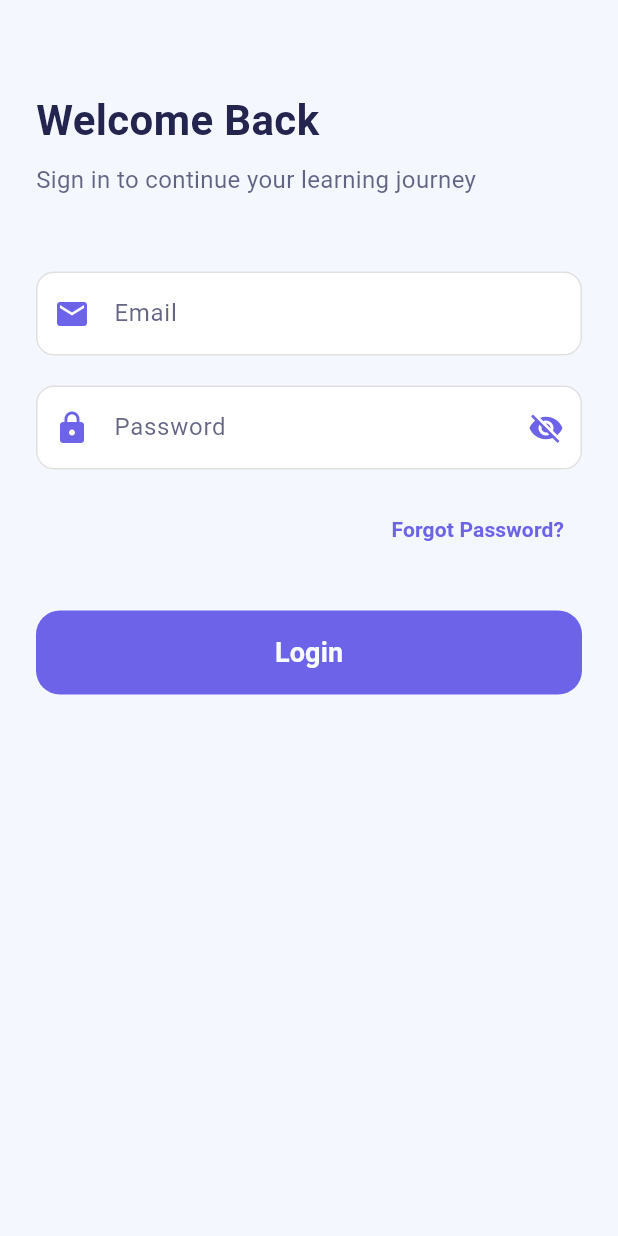
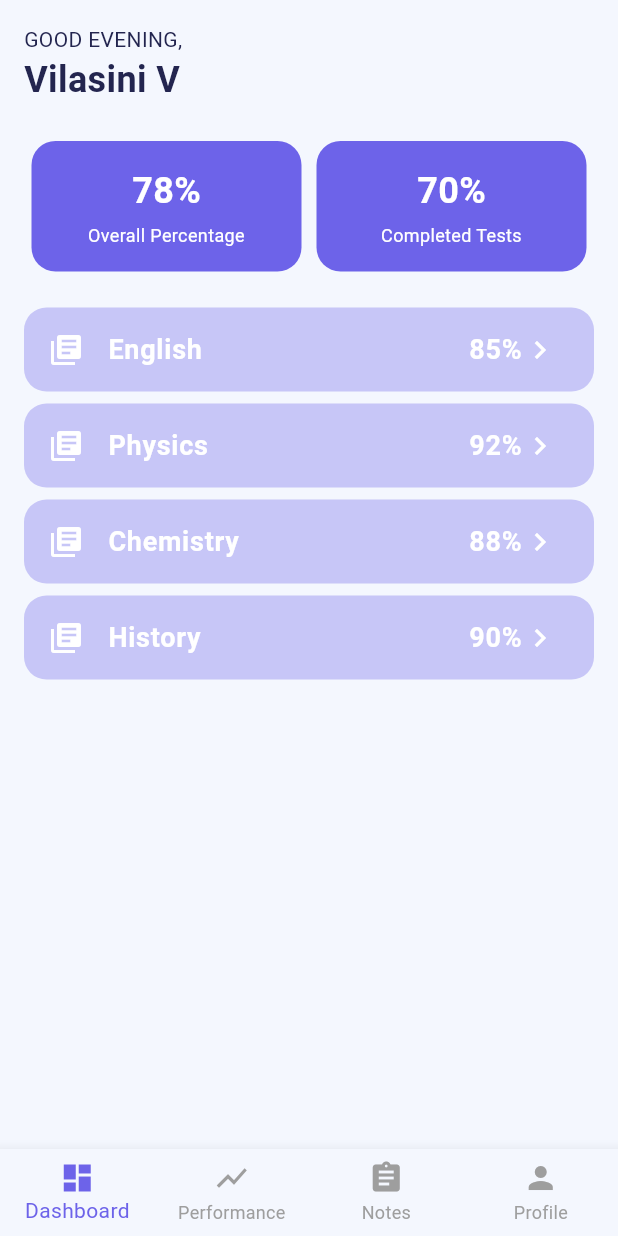
Before and after one commit to ProjectPerceptron/frontend, a Flutter app: the screen it shows after launch, on a phone screen of 412 x 824 dp. Run offline on Flutter 3.47's test engine with Material 3 defaults, Android fonts, the phone set to English and light mode, and no system bars.

Commit message:
hopefully this works

```diff
--- a/lib/core/constants/app_color.dart
+++ b/lib/core/constants/app_color.dart
@@ -1,9 +1,10 @@
 import 'dart:ui';
 
 class AppColor {
-  static const Color primayColor = Color(0xFF6D63E9);
+  static const Color primaryColor = Color(0xFF6D63E9);
   static const Color secondaryColor = Color(0xFFFE9F59);
   static const Color backgroundWhite = Color(0xFFF4F7FE);
   static const Color textDark = Color(0xFF23254F);
   static const Color textLight = Color(0xFFF9FCFE);
+  static const Color cardColor = Color.fromARGB(85, 108, 99, 233);
 }
--- a/lib/features/login/login_screen.dart
+++ b/lib/features/login/login_screen.dart
@@ -4,7 +4,7 @@ import 'package:flutter/gestures.dart';
 import 'package:perceptron/core/constants/app_color.dart';
 
 class LoginPage extends StatefulWidget {
-  const LoginPage({Key? key}) : super(key: key);
+  const LoginPage({super.key});
 
   @override
   _LoginPageState createState() => _LoginPageState();
@@ -36,8 +36,8 @@ class _LoginPageState extends State<LoginPage> {
               child: Column(
                 crossAxisAlignment: CrossAxisAlignment.start,
                 children: [
-                  SizedBox(height: 60),
-                  Text(
+                  const SizedBox(height: 60),
+                  const Text(
                     "Welcome Back",
                     style: TextStyle(
                       color: AppColor.textDark,
@@ -45,7 +45,7 @@ class _LoginPageState extends State<LoginPage> {
                       fontWeight: FontWeight.bold,
                     ),
                   ),
-                  SizedBox(height: 8),
+                  const SizedBox(height: 8),
                   Text(
                     "Sign in to continue your learning journey",
                     style: TextStyle(
@@ -53,29 +53,29 @@ class _LoginPageState extends State<LoginPage> {
                       fontSize: 16,
                     ),
                   ),
-                  SizedBox(height: 50),
+                  const SizedBox(height: 50),
                   _buildEmailField(),
-                  SizedBox(height: 20),
+                  const SizedBox(height: 20),
                   _buildPasswordField(),
-                  SizedBox(height: 16),
+                  const SizedBox(height: 16),
                   Align(
                     alignment: Alignment.centerRight,
                     child: TextButton(
                       onPressed: () {
                         // Forgot password functionality
                       },
-                      child: Text(
+                      child: const Text(
                         "Forgot Password?",
                         style: TextStyle(
-                          color: AppColor.primayColor,
+                          color: AppColor.primaryColor,
                           fontWeight: FontWeight.w600,
                         ),
                       ),
                     ),
                   ),
-                  SizedBox(height: 30),
+                  const SizedBox(height: 30),
                   _buildLoginButton(),
-                  SizedBox(height: 40),
+                  const SizedBox(height: 40),
                   // _buildSignUpText(),
                 ],
               ),
@@ -90,11 +90,11 @@ class _LoginPageState extends State<LoginPage> {
     return TextFormField(
       controller: _emailController,
       keyboardType: TextInputType.emailAddress,
-      style: TextStyle(color: AppColor.textDark),
+      style: const TextStyle(color: AppColor.textDark),
       decoration: InputDecoration(
         labelText: "Email",
         hintText: "Enter your email address",
-        prefixIcon: Icon(Icons.email, color: AppColor.primayColor),
+        prefixIcon: const Icon(Icons.email, color: AppColor.primaryColor),
         labelStyle: TextStyle(color: AppColor.textDark.withOpacity(0.7)),
         hintStyle: TextStyle(color: AppColor.textDark.withOpacity(0.5)),
         filled: true,
@@ -105,15 +105,15 @@ class _LoginPageState extends State<LoginPage> {
         ),
         focusedBorder: OutlineInputBorder(
           borderRadius: BorderRadius.circular(12),
-          borderSide: BorderSide(color: AppColor.primayColor, width: 2),
+          borderSide: const BorderSide(color: AppColor.primaryColor, width: 2),
         ),
         errorBorder: OutlineInputBorder(
           borderRadius: BorderRadius.circular(12),
-          borderSide: BorderSide(color: Colors.red, width: 1),
+          borderSide: const BorderSide(color: Colors.red, width: 1),
         ),
         focusedErrorBorder: OutlineInputBorder(
           borderRadius: BorderRadius.circular(12),
-          borderSide: BorderSide(color: Colors.red, width: 2),
+          borderSide: const BorderSide(color: Colors.red, width: 2),
         ),
       ),
       validator: (value) {
@@ -132,15 +132,15 @@ class _LoginPageState extends State<LoginPage> {
     return TextFormField(
       controller: _passwordController,
       obscureText: _obscurePassword,
-      style: TextStyle(color: AppColor.textDark),
+      style: const TextStyle(color: AppColor.textDark),
       decoration: InputDecoration(
         labelText: "Password",
         hintText: "Enter your password",
-        prefixIcon: Icon(Icons.lock, color: AppColor.primayColor),
+        prefixIcon: const Icon(Icons.lock, color: AppColor.primaryColor),
         suffixIcon: IconButton(
           icon: Icon(
             _obscurePassword ? Icons.visibility_off : Icons.visibility,
-            color: AppColor.primayColor,
+            color: AppColor.primaryColor,
           ),
           onPressed: () {
             setState(() {
@@ -158,15 +158,15 @@ class _LoginPageState extends State<LoginPage> {
         ),
         focusedBorder: OutlineInputBorder(
           borderRadius: BorderRadius.circular(12),
-          borderSide: BorderSide(color: AppColor.primayColor, width: 2),
+          borderSide: const BorderSide(color: AppColor.primaryColor, width: 2),
         ),
         errorBorder: OutlineInputBorder(
           borderRadius: BorderRadius.circular(12),
-          borderSide: BorderSide(color: Colors.red, width: 1),
+          borderSide: const BorderSide(color: Colors.red, width: 1),
         ),
         focusedErrorBorder: OutlineInputBorder(
           borderRadius: BorderRadius.circular(12),
-          borderSide: BorderSide(color: Colors.red, width: 2),
+          borderSide: const BorderSide(color: Colors.red, width: 2),
         ),
       ),
       validator: (value) {
@@ -194,14 +194,14 @@ class _LoginPageState extends State<LoginPage> {
           }
         },
         style: ElevatedButton.styleFrom(
-          backgroundColor: AppColor.primayColor,
+          backgroundColor: AppColor.primaryColor,
           foregroundColor: AppColor.textLight,
           shape: RoundedRectangleBorder(
             borderRadius: BorderRadius.circular(16),
           ),
           elevation: 0,
         ),
-        child: Text(
+        child: const Text(
           "Login",
           style: TextStyle(
             fontSize: 18,
@@ -221,7 +221,7 @@ class _LoginPageState extends State<LoginPage> {
           children: [
             TextSpan(
               text: "Sign Up",
-              style: TextStyle(
+              style: const TextStyle(
                 color: AppColor.secondaryColor,
                 fontWeight: FontWeight.bold,
               ),
--- /dev/null
+++ b/lib/features/student/dashboard_screen.dart
@@ -0,0 +1,212 @@
+import 'package:flutter/material.dart';
+import 'package:perceptron/core/constants/app_color.dart';
+import 'package:perceptron/features/student/models/subject_info.dart';
+class DashboardScreen extends StatelessWidget {
+  final String userName;
+  final List<SubjectInfo> subjectsList;
+
+  DashboardScreen({required this.userName, required this.subjectsList});
+
+  @override
+  Widget build(BuildContext context) {
+    return Scaffold(
+      backgroundColor: AppColor.backgroundWhite,
+      body: SafeArea(
+        child: Padding(
+          padding: const EdgeInsets.all(16.0),
+          child: Column(
+            crossAxisAlignment: CrossAxisAlignment.start,
+            children: [
+              Text(
+                'GOOD EVENING,',
+                style: const TextStyle(
+                  color: AppColor.textDark,
+                  fontSize: 14,
+                ),
+              ),
+              Text(
+                '$userName',
+                style: const TextStyle(
+                  color:AppColor.textDark,
+                  fontSize: 24,
+                  fontWeight: FontWeight.bold,
+                ),
+              ),
+              const SizedBox(height: 24),
+
+              // Stats Row
+              Row(
+                mainAxisAlignment: MainAxisAlignment.spaceAround,
+                children: [
+                  _buildStatCard('Overall Percentage', '78%'),
+                  _buildStatCard('Completed Tests', '70%'),
+                ],
+              ),
+
+              const SizedBox(height: 24),
+
+              // Subject List
+              Expanded(
+                child: ListView.builder(
+                  itemCount: subjectsList.length,
+                  itemBuilder: (context, index) {
+                    final subject = subjectsList[index];
+                    return SubjectTile(
+                      subjectName: subject.name,
+                      teacherName: subject.teacher,
+                      averagePercentage: subject.percentage,
+                    );
+                  },
+                ),
+              ),
+            ],
+          ),
+        ),
+      ),
+    );
+  }
+
+  Widget _buildStatCard(String label, String value) {
+    return Container(
+      width: 180,
+      padding: const EdgeInsets.all(16),
+      decoration: BoxDecoration(
+        color: AppColor.primaryColor,
+        borderRadius: BorderRadius.circular(16),
+      ),
+      child: Column(
+        mainAxisSize: MainAxisSize.min,
+        children: [
+          Text(
+            value,
+            style: const TextStyle(
+              color: Colors.white,
+              fontSize: 24,
+              fontWeight: FontWeight.bold,
+            ),
+          ),
+          const SizedBox(height: 4),
+          Text(
+            label,
+            textAlign: TextAlign.center,
+            style: const TextStyle(
+              color: Colors.white,
+              fontSize: 12,
+            ),
+          ),
+        ],
+      ),
+    );
+  }
+}
+
+class SubjectTile extends StatefulWidget {
+  final String subjectName;
+  final String teacherName;
+  final String averagePercentage;
+
+  const SubjectTile({
+    required this.subjectName,
+    required this.teacherName,
+    required this.averagePercentage,
+    Key? key,
+  }) : super(key: key);
+
+  @override
+  State<SubjectTile> createState() => _SubjectTileState();
+}
+
+class _SubjectTileState extends State<SubjectTile> {
+  bool _isExpanded = false;
+
+  @override
+  Widget build(BuildContext context) {
+    return Padding(
+      padding: const EdgeInsets.only(bottom: 8.0),
+      child: AnimatedContainer(
+        duration: const Duration(milliseconds: 300),
+        curve: Curves.easeInOut,
+        decoration: BoxDecoration(
+          color: AppColor.cardColor,
+          borderRadius: BorderRadius.circular(15),
+        ),
+        child: Column(
+          mainAxisSize: MainAxisSize.min,
+          children: [
+            ListTile(
+              onTap: () {
+                setState(() {
+                  _isExpanded = !_isExpanded;
+                });
+              },
+              leading: const Icon(
+                Icons.library_books,
+                color: Colors.white,
+              ),
+              title: Text(
+                widget.subjectName,
+                style: const TextStyle(
+                  color: Colors.white,
+                  fontWeight: FontWeight.bold,
+                  fontSize: 18,
+                ),
+              ),
+              trailing: Row(
+                mainAxisSize: MainAxisSize.min,
+                children: [
+                  Text(
+                    widget.averagePercentage,
+                    style: const TextStyle(
+                      color: Colors.white,
+                      fontWeight: FontWeight.bold,
+                      fontSize: 18,
+                    ),
+                  ),
+                  AnimatedRotation(
+                    turns: _isExpanded ? 0.25 : 0,
+                    duration: const Duration(milliseconds: 300),
+                    child: const Icon(
+                      Icons.chevron_right,
+                      color: Colors.white,
+                    ),
+                  ),
+                ],
+              ),
+            ),
+            AnimatedCrossFade(
+              firstChild: const SizedBox.shrink(),
+              secondChild: Padding(
+                padding: const EdgeInsets.only(
+                  left: 72,
+                  right: 16,
+                  bottom: 16,
+                ),
+                child: Row(
+                  children: [
+                    const Icon(
+                      Icons.person_outline,
+                      color: Colors.white70,
+                      size: 18,
+                    ),
+                    const SizedBox(width: 8),
+                    Text(
+                      widget.teacherName,
+                      style: const TextStyle(
+                        color: Colors.white70,
+                        fontSize: 15,
+                      ),
+                    ),
+                  ],
+                ),
+              ),
+              crossFadeState: _isExpanded
+                  ? CrossFadeState.showSecond
+                  : CrossFadeState.showFirst,
+              duration: const Duration(milliseconds: 300),
+            ),
+          ],
+        ),
+      ),
+    );
+  }
+}
--- /dev/null
+++ b/lib/features/student/models/subject_info.dart
@@ -0,0 +1,11 @@
+class SubjectInfo {
+  final String name;
+  final String teacher;
+  final String percentage;
+
+  SubjectInfo({
+    required this.name,
+    required this.teacher,
+    required this.percentage,
+  });
+}
--- /dev/null
+++ b/lib/features/student/student_screen.dart
@@ -0,0 +1,112 @@
+import 'package:flutter/material.dart';
+import 'package:perceptron/core/constants/app_color.dart';
+import 'package:perceptron/features/student/dashboard_screen.dart';
+import 'models/subject_info.dart';
+
+final List<SubjectInfo> subjectsList = [
+  SubjectInfo(
+    name: 'English',
+    teacher: 'Dr. Smith',
+    percentage: '85%',
+  ),
+  SubjectInfo(
+    name: 'Physics',
+    teacher: 'Prof. Johnson',
+    percentage: '92%',
+  ),
+  SubjectInfo(
+    name: 'Chemistry',
+    teacher: 'Dr. Williams',
+    percentage: '88%',
+  ),
+  SubjectInfo(
+    name: 'History',
+    teacher: 'Prof. Brown',
+    percentage: '90%',
+  ),
+  // Add more subjects as needed
+];
+
+class MainScreen extends StatefulWidget {
+  @override
+  _MainScreenState createState() => _MainScreenState();
+}
+
+class _MainScreenState extends State<MainScreen> {
+  // Track the selected index for BottomNavigationBar
+  int _selectedIndex = 0;
+
+  // List of screens or content for each tab
+  final List<Widget> _screens = [
+    HomeScreen(),
+    PerformanceScreen(),
+    AssignmentsScreen(),
+    ProfileScreen(),
+  ];
+
+  // Update the selected index and change the screen
+  void _onItemTapped(int index) {
+    setState(() {
+      _selectedIndex = index;
+    });
+  }
+
+  @override
+  Widget build(BuildContext context) {
+    return Scaffold(
+      body: _screens[_selectedIndex], // Display the current screen based on selected index
+      bottomNavigationBar: BottomNavigationBar(
+        backgroundColor: AppColor.backgroundWhite,
+        selectedItemColor: AppColor.primaryColor,
+        unselectedItemColor: Colors.grey,
+        type: BottomNavigationBarType.fixed,
+        currentIndex: _selectedIndex,
+        onTap: _onItemTapped, // Handle the tap event
+        items: const [
+          BottomNavigationBarItem(icon: Icon(Icons.dashboard), label: 'Dashboard'),
+          BottomNavigationBarItem(icon: Icon(Icons.show_chart), label: 'Performance'),
+          BottomNavigationBarItem(icon: Icon(Icons.assignment), label: 'Notes'),
+          BottomNavigationBarItem(icon: Icon(Icons.person), label: 'Profile'),
+        ],
+      ),
+    );
+  }
+}
+
+// Example screen for Home
+class HomeScreen extends StatelessWidget {
+  @override
+  Widget build(BuildContext context) {
+    return DashboardScreen(userName: "Vilasini V", subjectsList: subjectsList,);
+  }
+}
+
+// Example screen for Performance
+class PerformanceScreen extends StatelessWidget {
+  @override
+  Widget build(BuildContext context) {
+    return Center(
+      child: Text("Performance Screen", style: TextStyle(fontSize: 24)),
+    );
+  }
+}
+
+// Example screen for Assignments
+class AssignmentsScreen extends StatelessWidget {
+  @override
+  Widget build(BuildContext context) {
+    return Center(
+      child: Text("Assignments Screen", style: TextStyle(fontSize: 24)),
+    );
+  }
+}
+
+// Example screen for Profile
+class ProfileScreen extends StatelessWidget {
+  @override
+  Widget build(BuildContext context) {
+    return Center(
+      child: Text("Profile Screen", style: TextStyle(fontSize: 24)),
+    );
+  }
+}
--- a/lib/main.dart
+++ b/lib/main.dart
@@ -1,5 +1,7 @@
 import 'package:flutter/material.dart';
 import 'package:perceptron/features/login/login_screen.dart';
+import 'package:perceptron/features/student/dashboard_screen.dart';
+import 'package:perceptron/features/student/student_screen.dart';
 
 void main() {
   runApp(const MyApp());
@@ -19,9 +21,10 @@
         useMaterial3: true,
       ),
       routes: {
-        "/login" : (_) => const LoginPage()
+        "/login" : (_) => const LoginPage(),
+        "/student_screen": (_)=> MainScreen()
       },
-      initialRoute: "/login",
+      initialRoute: "/student_screen",
     );
   }
 }
```
